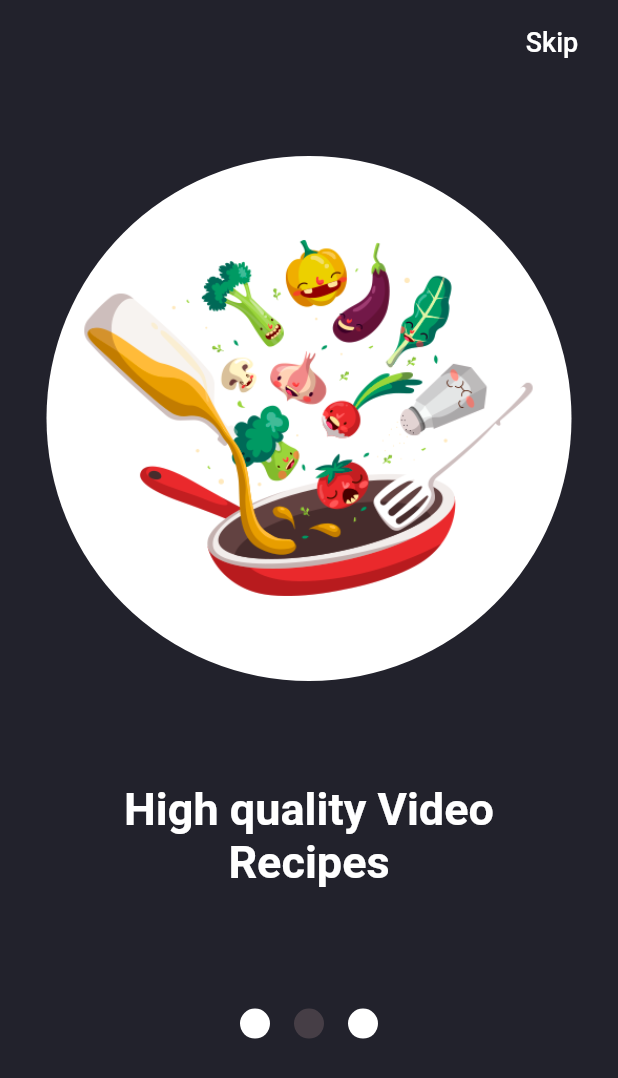
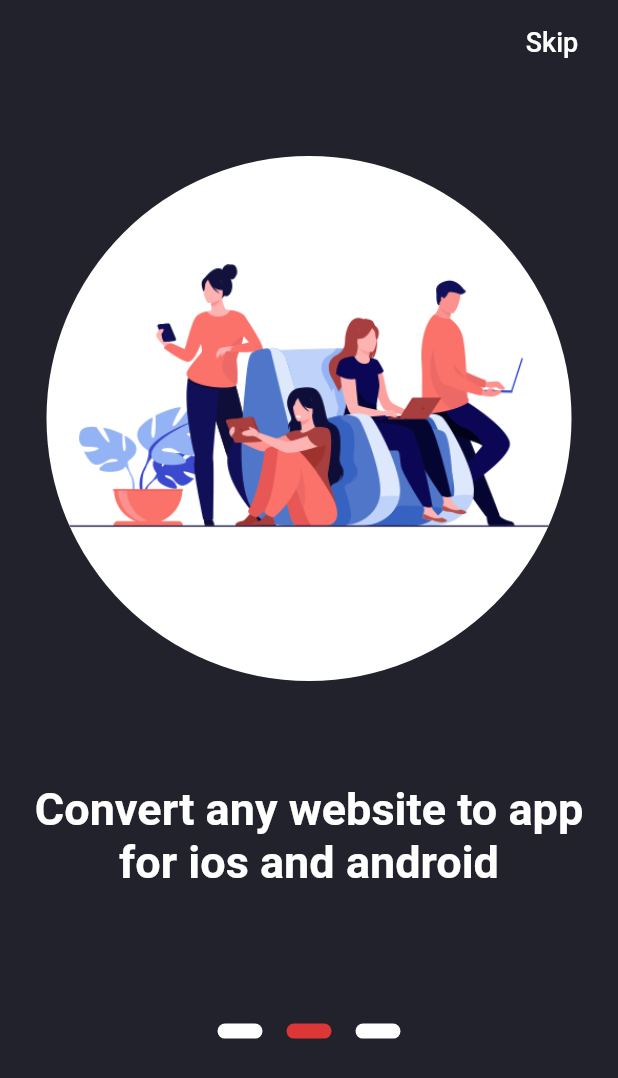
Before and after one commit to MrBeboApp/full_web_converter_To_flutter_App, a Flutter app: the screen it shows after launch, swiped to page 2, on a phone screen of 412 x 824 dp. Shown: the top 1078 px of the screen. Run offline on Flutter 3.47's test engine with Material 2 defaults, Android fonts, the phone set to English and light mode, and no system bars; our stand-ins replace curved_navigation_bar, font_awesome_flutter, webview_flutter.

Commit message:
edit the onboarding screen

```diff
--- a/lib/pages/categoriesPage.dart
+++ b/lib/pages/categoriesPage.dart
@@ -13,7 +13,7 @@ class _CategoriesPageState extends State<CategoriesPage> {
   @override
   Widget build(BuildContext context) {
     return Scaffold(
-      backgroundColor: ToolsUtilities.redColor,
+      backgroundColor: ToolsUtilities.whiteColor,
       body: Stack(
         children: <Widget>[
 
--- a/lib/pages/onBoarding.dart
+++ b/lib/pages/onBoarding.dart
@@ -7,9 +7,9 @@ import 'package:full_web_converter/utilites/toolsUtilities.dart';
 
 
 List<OnBoardingModel> dataUtilits = [
-  OnBoardingModel('More than 1000 Food   Recipes','assets/images/2.png'),
-  OnBoardingModel('High quality Video       Recipes','assets/images/1.png'),
-  OnBoardingModel('Every Recipe Has New    Video','assets/images/3.png'),
+  OnBoardingModel('All content will show from web as App','assets/images/2.png'),
+  OnBoardingModel('Convert any website to app for ios and android','assets/images/1.png'),
+  OnBoardingModel('Any Website Update will show immediately ','assets/images/3.png'),
 
 ];
 
@@ -166,11 +166,11 @@ class _OnBoardingState extends State<OnBoarding> {
         Padding(
           padding: const EdgeInsets.all(8.0),
           child: Container(
-            width: 20,
-            height: 20,
+            width: 30,
+            height: 10,
             decoration: BoxDecoration(
               borderRadius: BorderRadius.circular(10),
-              color: (index == currentIndex ) ? ToolsUtilities.secondColor : ToolsUtilities.whiteColor,
+              color: (index == currentIndex ) ? ToolsUtilities.redColor : ToolsUtilities.whiteColor,
 
             ),
           ),
```
Also changed, not shown: assets/images/1.png, assets/images/10.png (deleted), assets/images/11.png (deleted), assets/images/12.png (deleted), assets/images/2.png, assets/images/3.png, assets/images/4.png (deleted), assets/images/5.png (deleted), assets/images/6.png (deleted), assets/images/7.png (deleted), assets/images/8.png (deleted), assets/images/9.png (deleted).
